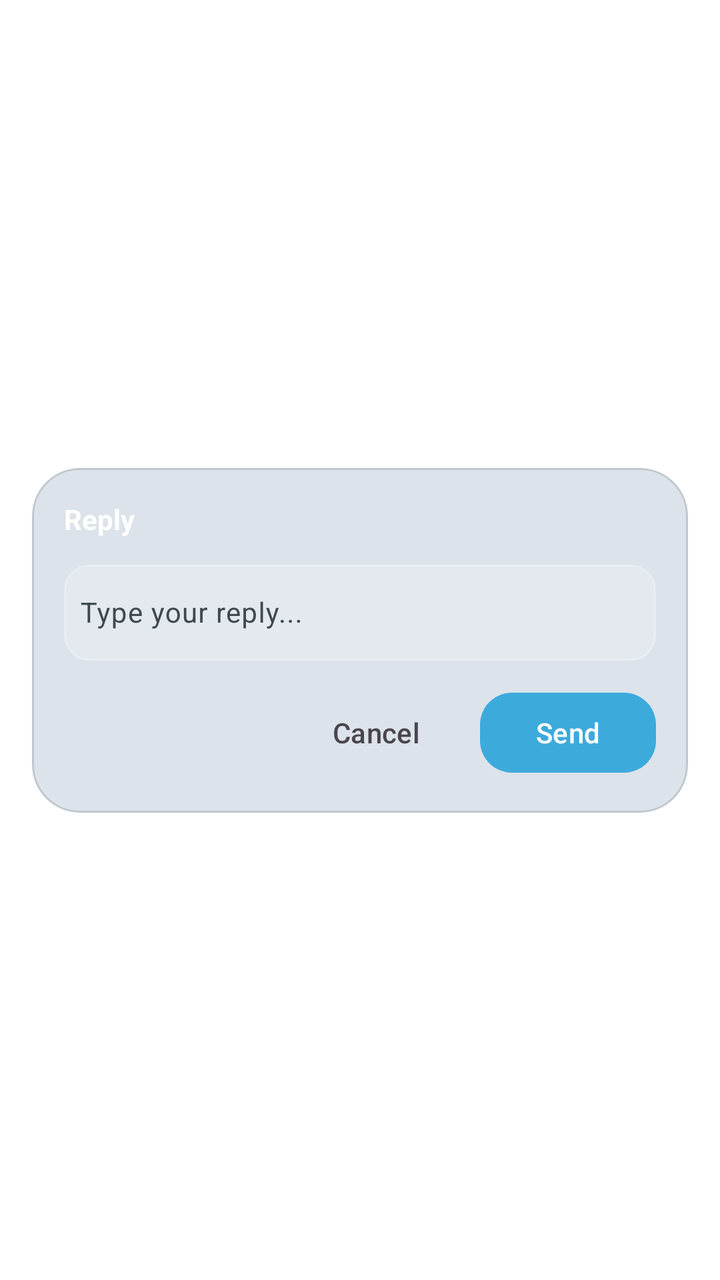
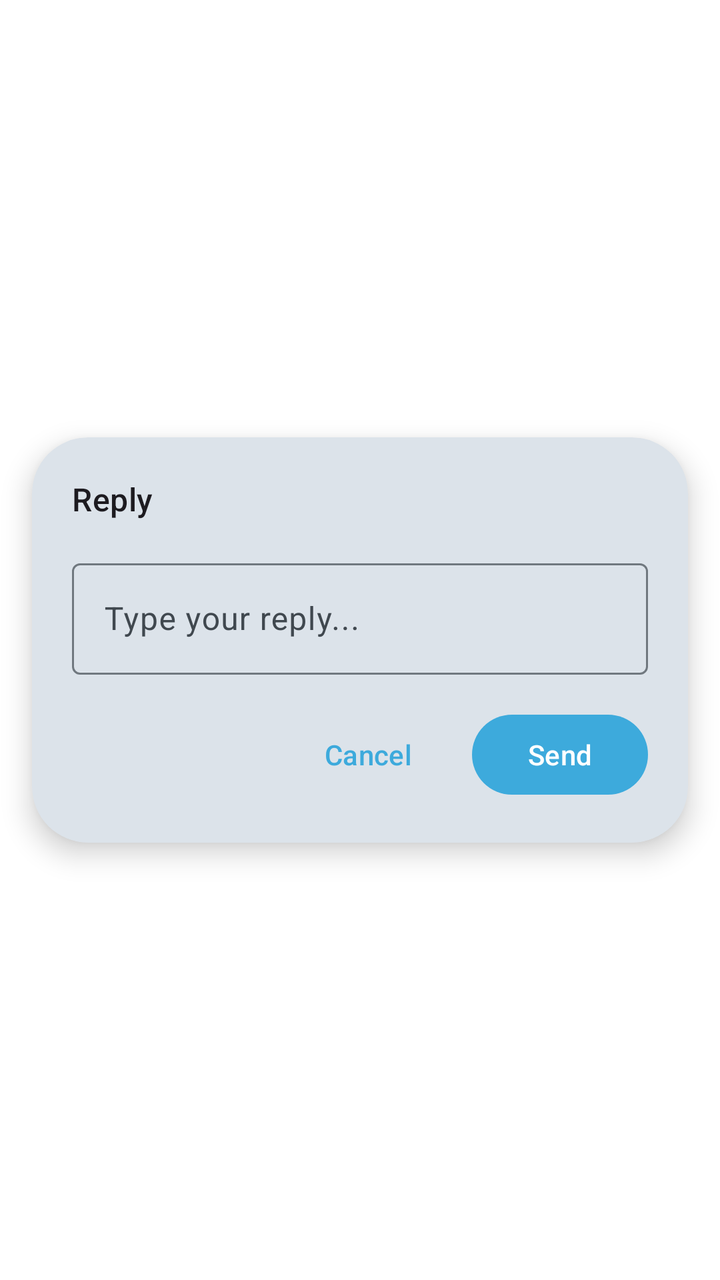

The first picture is an Android layout as it rendered before a commit; the second is the same layout after the commit. The layout source and the unified diff follow.
<!-- AndroidManifest.xml: activity theme Theme.Smartwatch.Translucent -->
<!-- res/layout/activity_reply_dialog.xml -->
<?xml version="1.0" encoding="utf-8"?>
<androidx.constraintlayout.widget.ConstraintLayout
    xmlns:android="http://schemas.android.com/apk/res/android"
    xmlns:app="http://schemas.android.com/apk/res-auto"
    android:id="@+id/reply_root"
    android:layout_width="match_parent"
    android:layout_height="match_parent"
    android:background="@android:color/transparent">

    <com.google.android.material.card.MaterialCardView
        android:id="@+id/cardReply"
        android:layout_width="match_parent"
        android:layout_height="wrap_content"
        android:layout_margin="16dp"
        app:cardCornerRadius="24dp"
        app:cardBackgroundColor="?attr/colorSurfaceContainerHighest"
        app:layout_constraintBottom_toBottomOf="parent"
        app:layout_constraintTop_toTopOf="parent">

        <LinearLayout
            android:layout_width="match_parent"
            android:layout_height="wrap_content"
            android:orientation="vertical"
            android:padding="16dp">

            <TextView
                android:id="@+id/tvReplyTitle"
                android:layout_width="wrap_content"
                android:layout_height="wrap_content"
                android:text="@string/reply_label"
                android:textColor="@color/white"
                android:textSize="14sp"
                android:textStyle="bold"
                android:layout_marginBottom="8dp"/>

            <com.google.android.material.textfield.TextInputLayout
                android:layout_width="match_parent"
                android:layout_height="wrap_content"
                android:hint="@string/di_reply_hint">

                <com.google.android.material.textfield.TextInputEditText
                    android:id="@+id/etReply"
                    android:layout_width="match_parent"
                    android:layout_height="wrap_content"
                    android:minHeight="48dp"
                    android:background="@drawable/bg_reply_input"
                    android:textColor="@color/white"
                    android:textSize="14sp"
                    android:padding="8dp"
                    android:textColorHint="?android:attr/textColorHint"
                    android:inputType="textShortMessage|textAutoCorrect"/>
            </com.google.android.material.textfield.TextInputLayout>

            <LinearLayout
                android:layout_width="match_parent"
                android:layout_height="wrap_content"
                android:orientation="horizontal"
                android:gravity="end"
                android:layout_marginTop="12dp">

                <com.google.android.material.button.MaterialButton
                    android:id="@+id/btnCancel"
                    style="@style/Widget.Material3.Button.TextButton"
                    android:layout_width="wrap_content"
                    android:layout_height="wrap_content"
                    android:text="@string/di_cancel"
                    android:textColor="?android:attr/textColorSecondary"/>

                <com.google.android.material.button.MaterialButton
                    android:id="@+id/btnSend"
                    android:layout_width="wrap_content"
                    android:layout_height="wrap_content"
                    android:text="@string/di_send"
                    android:layout_marginStart="8dp"
                    app:cornerRadius="16dp"/>
            </LinearLayout>
        </LinearLayout>
    </com.google.android.material.card.MaterialCardView>

</androidx.constraintlayout.widget.ConstraintLayout>
<!-- resources referenced by this layout -->
<resources>
  <color name="white">#FFFFFFFF</color>
  <!-- drawable bg_reply_input (drawable) -->
  <?xml version="1.0" encoding="utf-8"?>
  <shape xmlns:android="http://schemas.android.com/apk/res/android">
      <solid android:color="#33FFFFFF"/>
      <corners android:radius="12dp"/>
      <stroke android:width="1dp" android:color="#4DFFFFFF"/>
  </shape>
  <string name="di_cancel">Cancel</string>
  <string name="di_reply_hint">Type your reply...</string>
  <string name="di_send">Send</string>
  <string name="reply_label">Reply</string>
  <style name="Theme.Smartwatch.Translucent" parent="Theme.Smartwatch">
          <item name="android:windowBackground">@android:color/transparent</item>
          <item name="android:windowIsTranslucent">true</item>
          <item name="android:windowContentOverlay">@null</item>
          <item name="android:windowNoTitle">true</item>
          <item name="android:windowIsFloating">false</item>
          <item name="android:backgroundDimEnabled">true</item>
      </style>
  <style name="Theme.Smartwatch" parent="Theme.Material3.DayNight.NoActionBar">
          
          <item name="colorPrimary">#3DAADC</item>
          <item name="colorOnPrimary">#FFFFFF</item>
          <item name="colorPrimaryContainer">#D0EEFA</item>
          <item name="colorOnPrimaryContainer">#003549</item>
  
          
          <item name="colorSecondary">#DC3D3D</item>
          <item name="colorOnSecondary">#FFFFFF</item>
          <item name="colorSecondaryContainer">#FFDAD6</item>
          <item name="colorOnSecondaryContainer">#410002</item>
  
          
          <item name="colorTertiary">#22CC88</item>
          <item name="colorOnTertiary">#FFFFFF</item>
          <item name="colorTertiaryContainer">#B8F5DA</item>
          <item name="colorOnTertiaryContainer">#002116</item>
  
          
          <item name="colorSurface">#F5F8FC</item>
          <item name="colorOnSurface">#181C20</item>
          <item name="colorSurfaceVariant">#DCE4EC</item>
          <item name="colorOnSurfaceVariant">#40484F</item>
          <item name="colorSurfaceContainer">#E8EEF5</item>
          <item name="colorSurfaceContainerHigh">#E2E8EF</item>
          <item name="colorSurfaceContainerHighest">#DCE3EA</item>
  
          
          <item name="colorOutline">#70787F</item>
          <item name="colorOutlineVariant">#C0C8CF</item>
  
          
          <item name="colorError">#BA1A1A</item>
          <item name="colorOnError">#FFFFFF</item>
          <item name="colorErrorContainer">#FFDAD6</item>
          <item name="colorOnErrorContainer">#410002</item>
  
          
          <item name="android:navigationBarColor">@android:color/transparent</item>
          <item name="android:statusBarColor">@android:color/transparent</item>
          <item name="android:windowLightStatusBar">true</item>
  
          
          <item name="shapeAppearanceSmallComponent">@style/Shape.Small</item>
          <item name="shapeAppearanceMediumComponent">@style/Shape.Medium</item>
          <item name="shapeAppearanceLargeComponent">@style/Shape.Large</item>
      </style>
  <style name="Shape.Small" parent="ShapeAppearance.Material3.SmallComponent">
          <item name="cornerSize">10dp</item>
      </style>
  <style name="Shape.Medium" parent="ShapeAppearance.Material3.MediumComponent">
          <item name="cornerSize">16dp</item>
      </style>
  <style name="Shape.Large" parent="ShapeAppearance.Material3.LargeComponent">
          <item name="cornerSize">24dp</item>
      </style>
</resources>

<!-- the commit's change to res/layout/activity_reply_dialog.xml (unified diff, before → after) -->
@@ -12,8 +12,10 @@
         android:layout_width="match_parent"
         android:layout_height="wrap_content"
         android:layout_margin="16dp"
-        app:cardCornerRadius="24dp"
+        app:cardCornerRadius="28dp"
         app:cardBackgroundColor="?attr/colorSurfaceContainerHighest"
+        app:strokeWidth="0dp"
+        app:cardElevation="8dp"
         app:layout_constraintBottom_toBottomOf="parent"
         app:layout_constraintTop_toTopOf="parent">
 
@@ -21,19 +23,36 @@
             android:layout_width="match_parent"
             android:layout_height="wrap_content"
             android:orientation="vertical"
-            android:padding="16dp">
+            android:padding="20dp">
 
+            
             <TextView
                 android:id="@+id/tvReplyTitle"
                 android:layout_width="wrap_content"
                 android:layout_height="wrap_content"
                 android:text="@string/reply_label"
-                android:textColor="@color/white"
-                android:textSize="14sp"
-                android:textStyle="bold"
-                android:layout_marginBottom="8dp"/>
+                android:textAppearance="@style/TextAppearance.Material3.TitleMedium"
+                android:textColor="?android:attr/textColorPrimary"
+                android:layout_marginBottom="16dp"/>
 
+            
+            <HorizontalScrollView
+                android:id="@+id/scrollSuggestions"
+                android:layout_width="match_parent"
+                android:layout_height="wrap_content"
+                android:scrollbars="none"
+                android:layout_marginBottom="12dp"
+                android:visibility="gone">
+                <LinearLayout
+                    android:id="@+id/layoutSuggestions"
+                    android:layout_width="wrap_content"
+                    android:layout_height="wrap_content"
+                    android:orientation="horizontal"/>
+            </HorizontalScrollView>
+
+            
             <com.google.android.material.textfield.TextInputLayout
+                style="@style/Widget.Material3.TextInputLayout.OutlinedBox"
                 android:layout_width="match_parent"
                 android:layout_height="wrap_content"
                 android:hint="@string/di_reply_hint">
@@ -43,36 +62,30 @@
                     android:layout_width="match_parent"
                     android:layout_height="wrap_content"
                     android:minHeight="48dp"
-                    android:background="@drawable/bg_reply_input"
-                    android:textColor="@color/white"
-                    android:textSize="14sp"
-                    android:padding="8dp"
-                    android:textColorHint="?android:attr/textColorHint"
                     android:inputType="textShortMessage|textAutoCorrect"/>
             </com.google.android.material.textfield.TextInputLayout>
 
+            
             <LinearLayout
                 android:layout_width="match_parent"
                 android:layout_height="wrap_content"
                 android:orientation="horizontal"
                 android:gravity="end"
-                android:layout_marginTop="12dp">
+                android:layout_marginTop="16dp">
 
                 <com.google.android.material.button.MaterialButton
                     android:id="@+id/btnCancel"
                     style="@style/Widget.Material3.Button.TextButton"
                     android:layout_width="wrap_content"
                     android:layout_height="wrap_content"
-                    android:text="@string/di_cancel"
-                    android:textColor="?android:attr/textColorSecondary"/>
+                    android:text="@string/di_cancel"/>
 
                 <com.google.android.material.button.MaterialButton
                     android:id="@+id/btnSend"
                     android:layout_width="wrap_content"
                     android:layout_height="wrap_content"
                     android:text="@string/di_send"
-                    android:layout_marginStart="8dp"
-                    app:cornerRadius="16dp"/>
+                    android:layout_marginStart="8dp"/>
             </LinearLayout>
         </LinearLayout>
     </com.google.android.material.card.MaterialCardView>
<!-- resource entries referenced after the edit -->
@@ -1,13 +1,5 @@
 <!-- resources referenced by this layout -->
 <resources>
-  <color name="white">#FFFFFFFF</color>
-  <!-- drawable bg_reply_input (drawable) -->
-  <?xml version="1.0" encoding="utf-8"?>
-  <shape xmlns:android="http://schemas.android.com/apk/res/android">
-      <solid android:color="#33FFFFFF"/>
-      <corners android:radius="12dp"/>
-      <stroke android:width="1dp" android:color="#4DFFFFFF"/>
-  </shape>
   <string name="di_cancel">Cancel</string>
   <string name="di_reply_hint">Type your reply...</string>
   <string name="di_send">Send</string>
